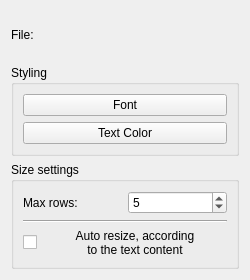
First picture: the form in applets/fileWatcher/fileWatcherConfig.ui, repository KDE/kdeplasma-addons, before the edit.
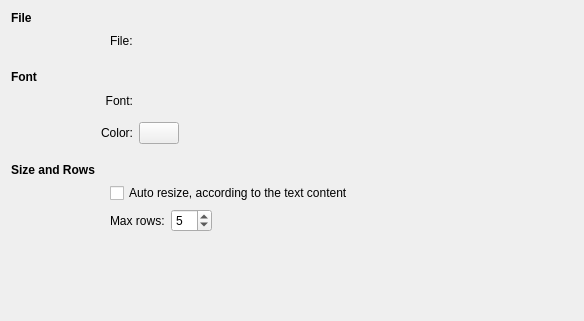
Second picture: the form after the edit. Custom widgets are drawn as their Qt base class.

```diff
--- a/applets/fileWatcher/fileWatcherConfig.ui
+++ b/applets/fileWatcher/fileWatcherConfig.ui
@@ -5,117 +5,265 @@
    <rect>
     <x>0</x>
     <y>0</y>
-    <width>250</width>
-    <height>280</height>
+    <width>584</width>
+    <height>321</height>
    </rect>
   </property>
   <property name="windowTitle" >
    <string>Configure File Watcher</string>
   </property>
-  <layout class="QGridLayout" >
-   <item row="0" column="0" >
-    <layout class="QVBoxLayout" >
+  <layout class="QGridLayout" name="gridLayout" >
+   <item row="0" column="0" colspan="2" >
+    <widget class="QLabel" name="label_4" >
+     <property name="font" >
+      <font>
+       <weight>75</weight>
+       <bold>true</bold>
+      </font>
+     </property>
+     <property name="text" >
+      <string>File</string>
+     </property>
+    </widget>
+   </item>
+   <item row="1" column="0" >
+    <spacer name="horizontalSpacer" >
+     <property name="orientation" >
+      <enum>Qt::Horizontal</enum>
+     </property>
+     <property name="sizeType" >
+      <enum>QSizePolicy::Fixed</enum>
+     </property>
+     <property name="sizeHint" stdset="0" >
+      <size>
+       <width>13</width>
+       <height>20</height>
+      </size>
+     </property>
+    </spacer>
+   </item>
+   <item row="1" column="2" >
+    <widget class="QLabel" name="label_2" >
+     <property name="text" >
+      <string>File:</string>
+     </property>
+    </widget>
+   </item>
+   <item row="3" column="0" colspan="3" >
+    <widget class="QLabel" name="label_5" >
+     <property name="font" >
+      <font>
+       <weight>75</weight>
+       <bold>true</bold>
+      </font>
+     </property>
+     <property name="text" >
+      <string>Font</string>
+     </property>
+    </widget>
+   </item>
+   <item row="4" column="0" >
+    <spacer name="horizontalSpacer_2" >
+     <property name="orientation" >
+      <enum>Qt::Horizontal</enum>
+     </property>
+     <property name="sizeType" >
+      <enum>QSizePolicy::Fixed</enum>
+     </property>
+     <property name="sizeHint" stdset="0" >
+      <size>
+       <width>13</width>
+       <height>22</height>
+      </size>
+     </property>
+    </spacer>
+   </item>
+   <item row="4" column="1" colspan="2" >
+    <widget class="QLabel" name="label_6" >
+     <property name="text" >
+      <string>Font:</string>
+     </property>
+     <property name="alignment" >
+      <set>Qt::AlignRight|Qt::AlignTrailing|Qt::AlignVCenter</set>
+     </property>
+    </widget>
+   </item>
+   <item row="4" column="3" >
+    <widget class="KFontRequester" name="fontRequester" />
+   </item>
+   <item row="6" column="1" colspan="2" >
+    <widget class="QLabel" name="label_7" >
+     <property name="text" >
+      <string>Color:</string>
+     </property>
+     <property name="alignment" >
+      <set>Qt::AlignRight|Qt::AlignTrailing|Qt::AlignVCenter</set>
+     </property>
+    </widget>
+   </item>
+   <item row="6" column="3" >
+    <layout class="QHBoxLayout" name="horizontalLayout" >
      <item>
-      <layout class="QHBoxLayout" >
-       <item>
-        <widget class="QLabel" name="label_2" >
-         <property name="text" >
-          <string>File:</string>
-         </property>
-        </widget>
-       </item>
-      </layout>
+      <widget class="KColorButton" name="fontColorButton" />
      </item>
      <item>
-      <widget class="QGroupBox" name="groupBox" >
-       <property name="title" >
-        <string>Styling</string>
+      <spacer name="horizontalSpacer_3" >
+       <property name="orientation" >
+        <enum>Qt::Horizontal</enum>
        </property>
-       <layout class="QVBoxLayout" >
-        <item>
-         <widget class="QPushButton" name="pb_font" >
-          <property name="text" >
-           <string>Font</string>
-          </property>
-         </widget>
-        </item>
-        <item>
-         <widget class="QPushButton" name="pb_fontColor" >
-          <property name="text" >
-           <string>Text Color</string>
-          </property>
-         </widget>
-        </item>
-       </layout>
+       <property name="sizeHint" stdset="0" >
+        <size>
+         <width>40</width>
+         <height>20</height>
+        </size>
+       </property>
+      </spacer>
+     </item>
+    </layout>
+   </item>
+   <item row="12" column="3" >
+    <spacer name="verticalSpacer" >
+     <property name="orientation" >
+      <enum>Qt::Vertical</enum>
+     </property>
+     <property name="sizeHint" stdset="0" >
+      <size>
+       <width>389</width>
+       <height>71</height>
+      </size>
+     </property>
+    </spacer>
+   </item>
+   <item row="2" column="2" >
+    <spacer name="verticalSpacer_2" >
+     <property name="orientation" >
+      <enum>Qt::Vertical</enum>
+     </property>
+     <property name="sizeType" >
+      <enum>QSizePolicy::Fixed</enum>
+     </property>
+     <property name="sizeHint" stdset="0" >
+      <size>
+       <width>20</width>
+       <height>13</height>
+      </size>
+     </property>
+    </spacer>
+   </item>
+   <item row="7" column="2" >
+    <spacer name="verticalSpacer_3" >
+     <property name="orientation" >
+      <enum>Qt::Vertical</enum>
+     </property>
+     <property name="sizeType" >
+      <enum>QSizePolicy::Fixed</enum>
+     </property>
+     <property name="sizeHint" stdset="0" >
+      <size>
+       <width>20</width>
+       <height>13</height>
+      </size>
+     </property>
+    </spacer>
+   </item>
+   <item row="8" column="0" >
+    <widget class="QLabel" name="label_3" >
+     <property name="font" >
+      <font>
+       <weight>75</weight>
+       <bold>true</bold>
+      </font>
+     </property>
+     <property name="text" >
+      <string>Size and Rows</string>
+     </property>
+    </widget>
+   </item>
+   <item row="10" column="2" colspan="2" >
+    <layout class="QHBoxLayout" >
+     <item>
+      <widget class="QLabel" name="label" >
+       <property name="text" >
+        <string>Max rows:</string>
+       </property>
       </widget>
      </item>
      <item>
-      <widget class="QGroupBox" name="groupBoxSettings" >
-       <property name="title" >
-        <string>Size settings</string>
+      <widget class="QSpinBox" name="maxRowsSpinBox" >
+       <property name="sizePolicy" >
+        <sizepolicy vsizetype="Fixed" hsizetype="Fixed" >
+         <horstretch>0</horstretch>
+         <verstretch>0</verstretch>
+        </sizepolicy>
        </property>
-       <layout class="QVBoxLayout" name="verticalLayout_2" >
-        <item>
-         <layout class="QHBoxLayout" >
-          <item>
-           <widget class="QLabel" name="label" >
-            <property name="text" >
-             <string>Max rows:</string>
-            </property>
-           </widget>
-          </item>
-          <item>
-           <widget class="QSpinBox" name="sb_maxRows" >
-            <property name="minimum" >
-             <number>1</number>
-            </property>
-            <property name="value" >
-             <number>5</number>
-            </property>
-           </widget>
-          </item>
-         </layout>
-        </item>
-        <item>
-         <widget class="Line" name="line" >
-          <property name="orientation" >
-           <enum>Qt::Horizontal</enum>
-          </property>
-         </widget>
-        </item>
-        <item>
-         <layout class="QHBoxLayout" name="horizontalLayout" >
-          <item>
-           <widget class="QCheckBox" name="chb_autoResize" />
-          </item>
-          <item>
-           <widget class="QLabel" name="label_3" >
-            <property name="sizePolicy" >
-             <sizepolicy vsizetype="Preferred" hsizetype="MinimumExpanding" >
-              <horstretch>0</horstretch>
-              <verstretch>0</verstretch>
-             </sizepolicy>
-            </property>
-            <property name="text" >
-             <string>Auto resize, according
-to the text content</string>
-            </property>
-            <property name="alignment" >
-             <set>Qt::AlignCenter</set>
-            </property>
-           </widget>
-          </item>
-         </layout>
-        </item>
-       </layout>
-       <zorder></zorder>
-       <zorder>line</zorder>
+       <property name="minimum" >
+        <number>1</number>
+       </property>
+       <property name="value" >
+        <number>5</number>
+       </property>
       </widget>
      </item>
+     <item>
+      <spacer name="horizontalSpacer_4" >
+       <property name="orientation" >
+        <enum>Qt::Horizontal</enum>
+       </property>
+       <property name="sizeHint" stdset="0" >
+        <size>
+         <width>40</width>
+         <height>20</height>
+        </size>
+       </property>
+      </spacer>
+     </item>
     </layout>
    </item>
+   <item row="9" column="2" colspan="2" >
+    <widget class="QCheckBox" name="autoResizeCheckBox" >
+     <property name="text" >
+      <string>Auto resize, according to the text content</string>
+     </property>
+    </widget>
+   </item>
+   <item row="1" column="3" >
+    <widget class="KUrlRequester" name="pathUrlRequester" />
+   </item>
+   <item row="5" column="2" >
+    <spacer name="verticalSpacer_4" >
+     <property name="orientation" >
+      <enum>Qt::Vertical</enum>
+     </property>
+     <property name="sizeType" >
+      <enum>QSizePolicy::Fixed</enum>
+     </property>
+     <property name="sizeHint" stdset="0" >
+      <size>
+       <width>20</width>
+       <height>4</height>
+      </size>
+     </property>
+    </spacer>
+   </item>
   </layout>
  </widget>
+ <customwidgets>
+  <customwidget>
+   <class>KColorButton</class>
+   <extends>QPushButton</extends>
+   <header>kcolorbutton.h</header>
+  </customwidget>
+  <customwidget>
+   <class>KFontRequester</class>
+   <extends>QWidget</extends>
+   <header>kfontrequester.h</header>
+  </customwidget>
+  <customwidget>
+   <class>KUrlRequester</class>
+   <extends>QFrame</extends>
+   <header>kurlrequester.h</header>
+  </customwidget>
+ </customwidgets>
  <resources/>
  <connections/>
 </ui>
```
